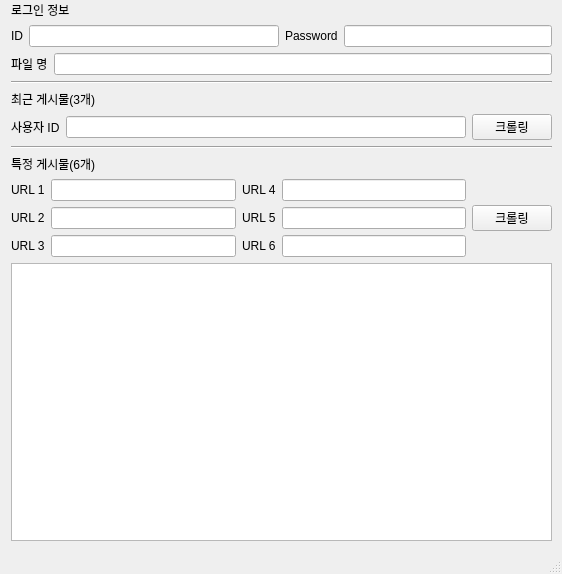
This is instagram/crawl_feed.ui in alsoj/sideproejct as Qt 5 draws it before an edit. The edited form follows.
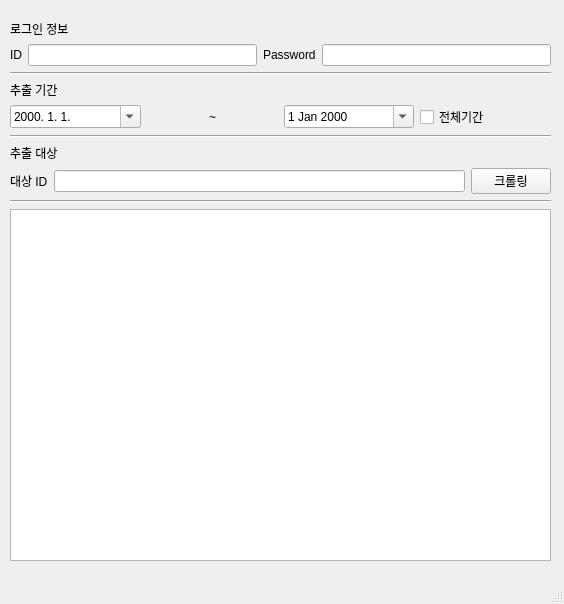
This is the edited form.

Commit message: 피드 크롤링 수정

Patch:
```diff
--- a/instagram/crawl_feed.ui
+++ b/instagram/crawl_feed.ui
@@ -6,8 +6,8 @@
    <rect>
     <x>0</x>
     <y>0</y>
-    <width>562</width>
-    <height>574</height>
+    <width>564</width>
+    <height>604</height>
    </rect>
   </property>
   <property name="windowTitle">
@@ -17,17 +17,15 @@
    <bool>false</bool>
   </property>
   <widget class="QWidget" name="centralwidget">
-   <widget class="QWidget" name="layoutWidget">
+   <widget class="QWidget" name="">
     <property name="geometry">
      <rect>
-      <x>11</x>
-      <y>1</y>
+      <x>10</x>
+      <y>20</y>
       <width>541</width>
-      <height>540</height>
+      <height>541</height>
      </rect>
     </property>
-    <layout class="QVBoxLayout" name="verticalLayout_5">
-     <item>
       <layout class="QVBoxLayout" name="verticalLayout">
        <item>
         <widget class="QLabel" name="label_3">
@@ -37,8 +35,6 @@
         </widget>
        </item>
        <item>
-        <layout class="QHBoxLayout" name="horizontalLayout_4">
-         <item>
           <layout class="QHBoxLayout" name="horizontalLayout">
            <item>
             <widget class="QLabel" name="label_id">
@@ -48,21 +44,17 @@
             </widget>
            </item>
            <item>
-            <widget class="QLineEdit" name="edit_id"/>
-           </item>
-          </layout>
-         </item>
+        <widget class="QLineEdit" name="edit_login_id"/>
+       </item>
          <item>
-          <layout class="QHBoxLayout" name="horizontalLayout_2">
-           <item>
-            <widget class="QLabel" name="label_pw">
+        <widget class="QLabel" name="label_login_pw">
              <property name="text">
               <string>Password</string>
              </property>
             </widget>
            </item>
            <item>
-            <widget class="QLineEdit" name="edit_pw">
+        <widget class="QLineEdit" name="edit_login_pw">
              <property name="echoMode">
               <enum>QLineEdit::Normal</enum>
              </property>
@@ -70,187 +62,92 @@
            </item>
           </layout>
          </item>
-        </layout>
-       </item>
-      </layout>
-     </item>
+     <item>
+      <widget class="Line" name="line1">
+       <property name="orientation">
+        <enum>Qt::Horizontal</enum>
+       </property>
+      </widget>
+     </item>
      <item>
-      <layout class="QHBoxLayout" name="horizontalLayout_16">
-       <item>
-        <widget class="QLabel" name="label_id_2">
+      <widget class="QLabel" name="label_date_title">
          <property name="text">
-          <string>파일 명</string>
+        <string>추출 기간</string>
          </property>
         </widget>
        </item>
        <item>
-        <widget class="QLineEdit" name="edit_file_name"/>
-       </item>
-      </layout>
-     </item>
+      <layout class="QHBoxLayout" name="horizontalLayout_2">
      <item>
-      <widget class="Line" name="line">
-       <property name="orientation">
-        <enum>Qt::Horizontal</enum>
-       </property>
+        <widget class="QDateEdit" name="edit_date_from">
+         <property name="displayFormat">
+          <string>yyyy. M. d.</string>
+         </property>
+         <property name="calendarPopup">
+          <bool>true</bool>
+         </property>
       </widget>
      </item>
      <item>
-      <layout class="QVBoxLayout" name="verticalLayout_2">
-       <item>
-        <widget class="QLabel" name="label_recent_title">
+        <widget class="QLabel" name="label_date_static">
          <property name="text">
-          <string>최근 게시물(3개)</string>
+          <string>~</string>
          </property>
+         <property name="alignment">
+          <set>Qt::AlignCenter</set>
+         </property>
         </widget>
        </item>
        <item>
-        <layout class="QHBoxLayout" name="horizontalLayout_11">
-         <item>
-          <layout class="QHBoxLayout" name="horizontalLayout_5">
-           <item>
-            <widget class="QLabel" name="label_recent">
-             <property name="text">
-              <string>사용자 ID</string>
+        <widget class="QDateEdit" name="edit_date_to">
+         <property name="calendarPopup">
+          <bool>true</bool>
              </property>
             </widget>
            </item>
            <item>
-            <widget class="QLineEdit" name="edit_recent"/>
-           </item>
-          </layout>
-         </item>
-         <item>
-          <widget class="QPushButton" name="btn_start_recent">
+        <widget class="QCheckBox" name="check_date_all">
+         <property name="layoutDirection">
+          <enum>Qt::LeftToRight</enum>
+         </property>
            <property name="text">
-            <string>크롤링</string>
-           </property>
+          <string>전체기간</string>
+         </property>
+         <property name="tristate">
+          <bool>false</bool>
+         </property>
           </widget>
          </item>
         </layout>
        </item>
-      </layout>
-     </item>
      <item>
-      <widget class="Line" name="line_2">
+      <widget class="Line" name="line2">
        <property name="orientation">
         <enum>Qt::Horizontal</enum>
        </property>
       </widget>
      </item>
      <item>
-      <layout class="QVBoxLayout" name="verticalLayout_4">
-       <item>
-        <widget class="QLabel" name="label_target">
+      <widget class="QLabel" name="label_target_title">
          <property name="text">
-          <string>특정 게시물(6개)</string>
+        <string>추출 대상</string>
          </property>
         </widget>
        </item>
-       <item>
-        <layout class="QHBoxLayout" name="horizontalLayout_15">
-         <item>
-          <layout class="QVBoxLayout" name="verticalLayout_3">
-           <item>
-            <layout class="QHBoxLayout" name="horizontalLayout_12">
              <item>
               <layout class="QHBoxLayout" name="horizontalLayout_3">
                <item>
                 <widget class="QLabel" name="label_url1">
                  <property name="text">
-                  <string>URL 1</string>
+          <string>대상 ID</string>
                  </property>
                 </widget>
                </item>
                <item>
-                <widget class="QLineEdit" name="edit_url1"/>
-               </item>
-              </layout>
-             </item>
+        <widget class="QLineEdit" name="edit_target_id"/>
+       </item>
              <item>
-              <layout class="QHBoxLayout" name="horizontalLayout_8">
-               <item>
-                <widget class="QLabel" name="label_url4">
-                 <property name="text">
-                  <string>URL 4</string>
-                 </property>
-                </widget>
-               </item>
-               <item>
-                <widget class="QLineEdit" name="edit_url4"/>
-               </item>
-              </layout>
-             </item>
-            </layout>
-           </item>
-           <item>
-            <layout class="QHBoxLayout" name="horizontalLayout_13">
-             <item>
-              <layout class="QHBoxLayout" name="horizontalLayout_6">
-               <item>
-                <widget class="QLabel" name="label_urll2">
-                 <property name="text">
-                  <string>URL 2</string>
-                 </property>
-                </widget>
-               </item>
-               <item>
-                <widget class="QLineEdit" name="edit_url2"/>
-               </item>
-              </layout>
-             </item>
-             <item>
-              <layout class="QHBoxLayout" name="horizontalLayout_9">
-               <item>
-                <widget class="QLabel" name="label_url5">
-                 <property name="text">
-                  <string>URL 5</string>
-                 </property>
-                </widget>
-               </item>
-               <item>
-                <widget class="QLineEdit" name="edit_url5"/>
-               </item>
-              </layout>
-             </item>
-            </layout>
-           </item>
-           <item>
-            <layout class="QHBoxLayout" name="horizontalLayout_14">
-             <item>
-              <layout class="QHBoxLayout" name="horizontalLayout_7">
-               <item>
-                <widget class="QLabel" name="label_url3">
-                 <property name="text">
-                  <string>URL 3</string>
-                 </property>
-                </widget>
-               </item>
-               <item>
-                <widget class="QLineEdit" name="edit_url3"/>
-               </item>
-              </layout>
-             </item>
-             <item>
-              <layout class="QHBoxLayout" name="horizontalLayout_10">
-               <item>
-                <widget class="QLabel" name="label_url6">
-                 <property name="text">
-                  <string>URL 6</string>
-                 </property>
-                </widget>
-               </item>
-               <item>
-                <widget class="QLineEdit" name="edit_url6"/>
-               </item>
-              </layout>
-             </item>
-            </layout>
-           </item>
-          </layout>
-         </item>
-         <item>
-          <widget class="QPushButton" name="btn_start_target">
+        <widget class="QPushButton" name="btn_start">
            <property name="text">
             <string>크롤링</string>
            </property>
@@ -258,7 +155,12 @@
          </item>
         </layout>
        </item>
-      </layout>
+     <item>
+      <widget class="Line" name="line3">
+       <property name="orientation">
+        <enum>Qt::Horizontal</enum>
+       </property>
+      </widget>
      </item>
      <item>
       <widget class="QTextBrowser" name="log_browser">
@@ -267,7 +169,7 @@
 &lt;html&gt;&lt;head&gt;&lt;meta name=&quot;qrichtext&quot; content=&quot;1&quot; /&gt;&lt;style type=&quot;text/css&quot;&gt;
 p, li { white-space: pre-wrap; }
 &lt;/style&gt;&lt;/head&gt;&lt;body style=&quot; font-family:'.AppleSystemUIFont'; font-size:13pt; font-weight:400; font-style:normal;&quot;&gt;
-&lt;p style=&quot;-qt-paragraph-type:empty; margin-top:0px; margin-bottom:0px; margin-left:0px; margin-right:0px; -qt-block-indent:0; text-indent:0px;&quot;&gt;&lt;br /&gt;&lt;/p&gt;&lt;/body&gt;&lt;/html&gt;</string>
+&lt;p style=&quot;-qt-paragraph-type:empty; margin-top:0px; margin-bottom:0px; margin-left:0px; margin-right:0px; -qt-block-indent:0; text-indent:0px; font-family:'D2Coding,monospace'; font-size:10.5pt; color:#c3cee3;&quot;&gt;&lt;br /&gt;&lt;/p&gt;&lt;/body&gt;&lt;/html&gt;</string>
        </property>
       </widget>
      </item>
```
Left out of the diff: 6 changed lines with no effect on the pictures. Lines whose indentation alone changed are shown as unchanged. The commit also changes 1 other file.
